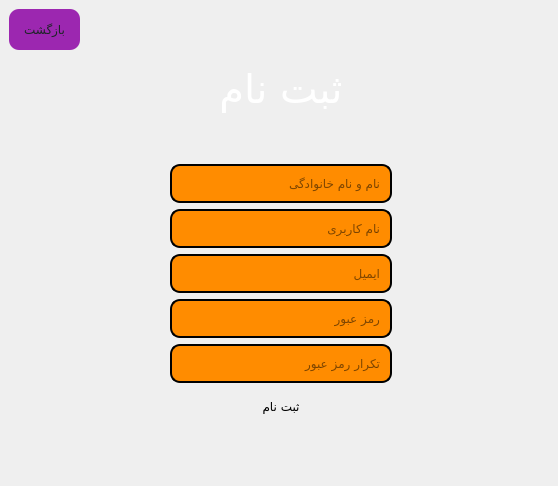
Qt form signinwindow.ui (amir85cy/iutfood) before a commit.
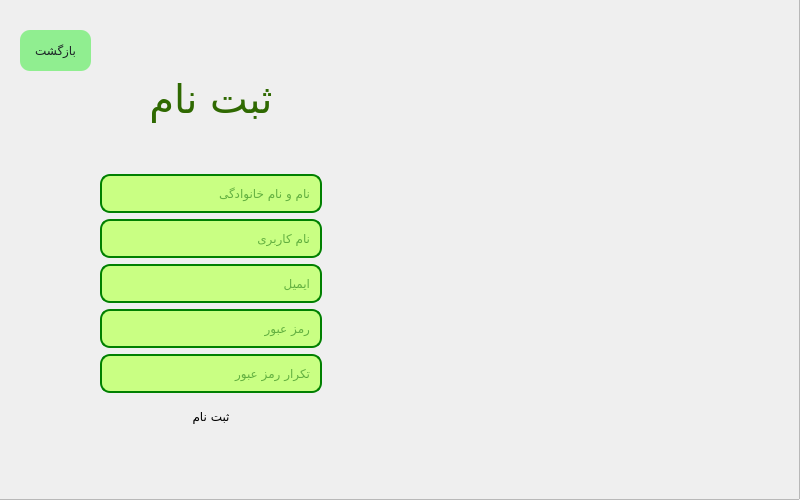
The same form after that commit. Icons and pictures are not drawn.

```diff
--- a/signinwindow.ui
+++ b/signinwindow.ui
@@ -6,8 +6,8 @@
    <rect>
     <x>0</x>
     <y>0</y>
-    <width>558</width>
-    <height>486</height>
+    <width>800</width>
+    <height>500</height>
    </rect>
   </property>
   <property name="windowTitle">
@@ -16,8 +16,8 @@
   <widget class="QWidget" name="verticalLayoutWidget">
    <property name="geometry">
     <rect>
-     <x>170</x>
-     <y>20</y>
+     <x>100</x>
+     <y>30</y>
      <width>222</width>
      <height>404</height>
     </rect>
@@ -26,7 +26,7 @@
     <item>
      <widget class="QLabel" name="signinlbl">
       <property name="styleSheet">
-       <string notr="true">color:white;
+       <string notr="true">color:#2f6901;
 font-family:Rokh;
 border-radius:10px;
 font-size:40px;
@@ -45,12 +45,12 @@
      <widget class="QLineEdit" name="name">
       <property name="styleSheet">
        <string notr="true">width:200px;
-background-color:darkorange;
-color:black;
+background-color:#c9ff83;
+color:darkgreen;
 font-family:Rokh;
 padding:8px;
 border-radius:10px;
-border:2px solid black;</string>
+border:2px solid green;</string>
       </property>
       <property name="placeholderText">
        <string>نام و نام خانوادگی</string>
@@ -61,12 +61,12 @@
      <widget class="QLineEdit" name="username">
       <property name="styleSheet">
        <string notr="true">width:200px;
-background-color:darkorange;
-color:black;
+background-color:#c9ff83;
+color:darkgreen;
 font-family:Rokh;
 padding:8px;
 border-radius:10px;
-border:2px solid black;</string>
+border:2px solid green;</string>
       </property>
       <property name="text">
        <string/>
@@ -80,12 +80,12 @@
      <widget class="QLineEdit" name="email">
       <property name="styleSheet">
        <string notr="true">width:200px;
-background-color:darkorange;
-color:black;
+background-color:#c9ff83;
+color:darkgreen;
 font-family:Rokh;
 padding:8px;
 border-radius:10px;
-border:2px solid black;</string>
+border:2px solid green;</string>
       </property>
       <property name="placeholderText">
        <string>ایمیل</string>
@@ -96,12 +96,12 @@
      <widget class="QLineEdit" name="password">
       <property name="styleSheet">
        <string notr="true">width:200px;
-background-color:darkorange;
-color:black;
+background-color:#c9ff83;
+color:darkgreen;
 font-family:Rokh;
 padding:8px;
 border-radius:10px;
-border:2px solid black;</string>
+border:2px solid green;</string>
       </property>
       <property name="placeholderText">
        <string>رمز عبور</string>
@@ -112,12 +112,12 @@
      <widget class="QLineEdit" name="password2">
       <property name="styleSheet">
        <string notr="true">width:200px;
-background-color:darkorange;
-color:black;
+background-color:#c9ff83;
+color:darkgreen;
 font-family:Rokh;
 padding:8px;
 border-radius:10px;
-border:2px solid black;</string>
+border:2px solid green;</string>
       </property>
       <property name="placeholderText">
        <string>تکرار رمز عبور</string>
@@ -133,8 +133,8 @@
        <string notr="true">padding:10px;
 background-color: qlineargradient(
     x1:0, y1:0, x2:1, y2:0,
-    stop:0 #16BFFD,
-    stop:1 #CB3066
+    stop:0 #4AC29A,
+    stop:1 #BDFFF3
 );
 
 color:black;
@@ -152,19 +152,14 @@
   <widget class="QFrame" name="frame">
    <property name="geometry">
     <rect>
-     <x>-1</x>
-     <y>-21</y>
-     <width>571</width>
-     <height>511</height>
+     <x>-90</x>
+     <y>-10</y>
+     <width>890</width>
+     <height>510</height>
     </rect>
    </property>
    <property name="styleSheet">
-    <string notr="true">background-color: qlineargradient(
-    x1:0, y1:0, x2:1, y2:0,
-    stop:0 #000,
-    stop:1 #ff0f7b
-);
-</string>
+    <string notr="true">border-image: url(:/new/images/bgsignin.jpg) 0 0 0 0 stretch stretch;</string>
    </property>
    <property name="frameShape">
     <enum>QFrame::Shape::StyledPanel</enum>
@@ -172,10 +167,11 @@
    <property name="frameShadow">
     <enum>QFrame::Shadow::Raised</enum>
    </property>
+  </widget>
    <widget class="QPushButton" name="backbtn">
     <property name="geometry">
      <rect>
-      <x>10</x>
+     <x>20</x>
       <y>30</y>
       <width>71</width>
       <height>41</height>
@@ -186,7 +182,7 @@
     </property>
     <property name="styleSheet">
      <string notr="true">padding:10px;
-background-color:#9c27b0;
+background-color:lightgreen;
 color:#1d2427;
 font-family:Rokh;
 border-radius:10px;</string>
@@ -195,9 +191,9 @@
      <string>بازگشت</string>
     </property>
    </widget>
-  </widget>
   <zorder>frame</zorder>
   <zorder>verticalLayoutWidget</zorder>
+  <zorder>backbtn</zorder>
  </widget>
  <resources/>
  <connections/>
```
Lines whose indentation alone changed are shown as unchanged.
